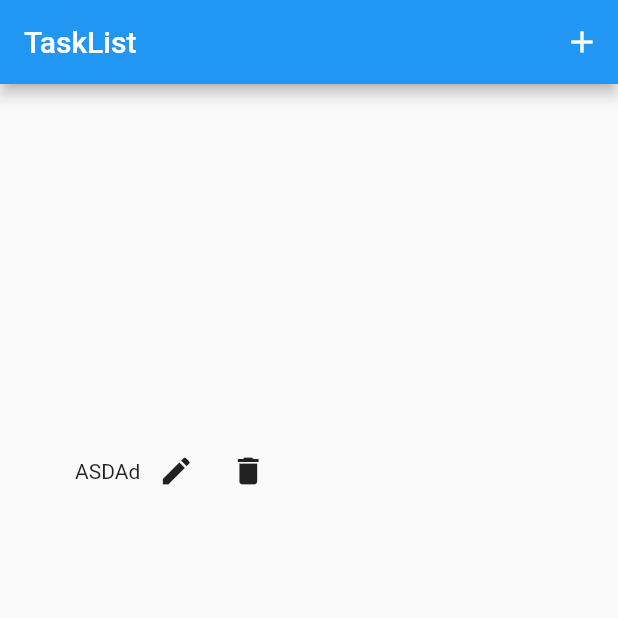
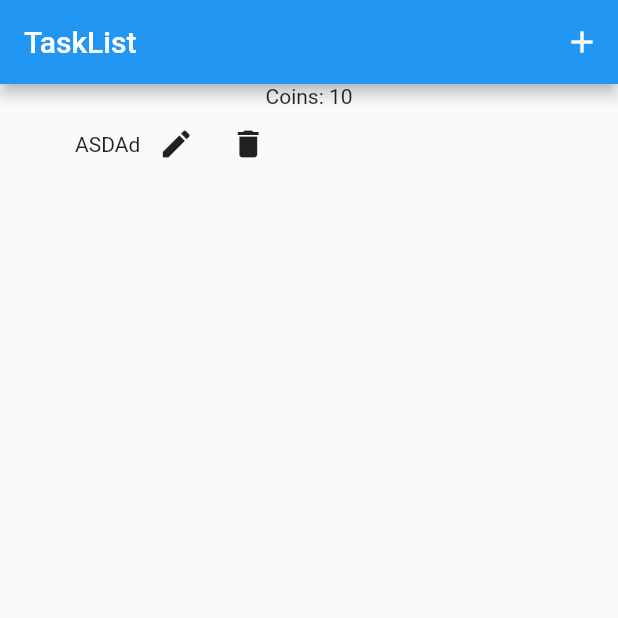
Before and after one commit to wendersonj/flutter_generic_list, a Flutter app: the screen it shows after launch, on a phone screen of 412 x 824 dp, the top half of it. Run offline on Flutter 3.47's test engine with Material 2 defaults, Android fonts, the phone set to English and light mode, and no system bars.

Commit message:
update list when editing task; changed initial coins amount;

```diff
--- a/lib/screens/task_list_page.dart
+++ b/lib/screens/task_list_page.dart
@@ -8,7 +8,7 @@ class TaskList extends StatefulWidget {
   TaskList({super.key});
 
   TextEditingController texteditor = TextEditingController();
-  int coins = 1;
+  int coins = 10;
   List<Task> tasks = [Task(title: "ASDAd", content: "asdasd")];
 
   @override
@@ -52,8 +52,9 @@ class _TaskListState extends State<TaskList> {
           child: Column(
             mainAxisAlignment: MainAxisAlignment.center,
             children: [
-              SizedBox(
-                height: 300,
+              Text("Coins: ${widget.coins}"),
+              Expanded(
+                flex: 1,
                 child: ListView.builder(
                   itemCount: widget.tasks.length,
                   itemBuilder: (context, index) {
@@ -61,12 +62,15 @@ class _TaskListState extends State<TaskList> {
                       children: [
                         Text(widget.tasks[index].title),
                         IconButton(
-                            onPressed: () {
-                              Navigator.push(
+                            onPressed: () async {
+                              Task editedTask = await Navigator.push(
                                   context,
                                   MaterialPageRoute(
                                       builder: (context) =>
                                           TaskEdit(task: widget.tasks[index])));
+                              setState(() {
+                                widget.tasks[index] = editedTask;
+                              });
                             },
                             icon: Icon(Icons.edit)),
                         IconButton(
```
